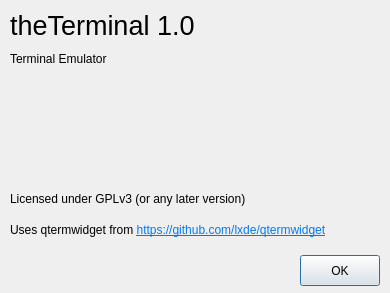
Qt form about.ui (theCheeseboard/theterminal) before a commit.
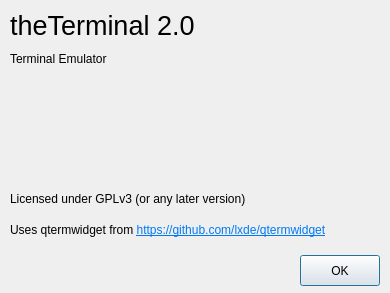
The same form after that commit. Icons and pictures are not drawn.

Commit message: Release 2.0 with new dropdown terminal

What changed in the file:
```diff
--- a/about.ui
+++ b/about.ui
@@ -45,7 +45,7 @@
     </font>
    </property>
    <property name="text">
-    <string>theTerminal 1.0</string>
+    <string>theTerminal 2.0</string>
    </property>
   </widget>
   <widget class="QLabel" name="label_2">
```
The commit also changes 12 other files.
